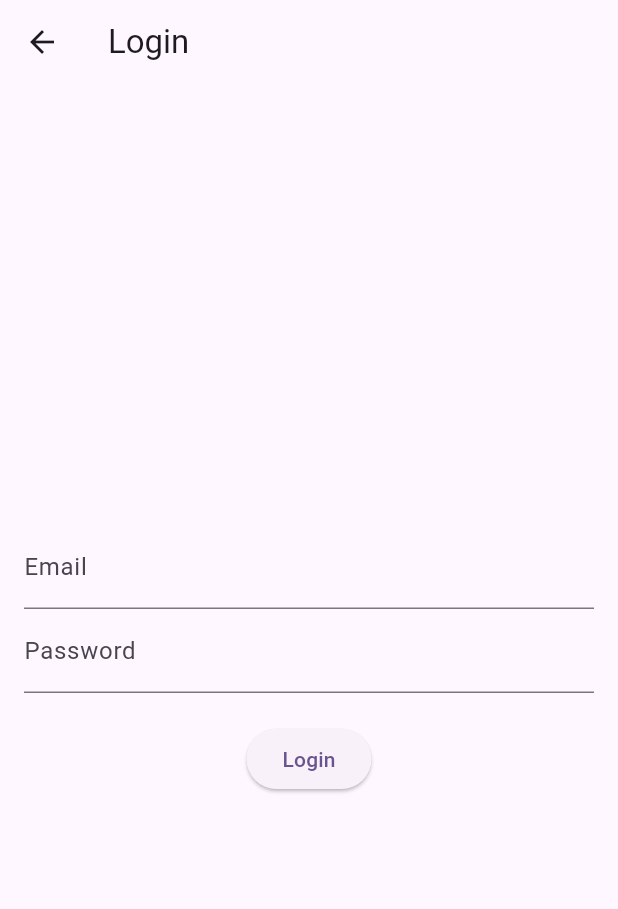
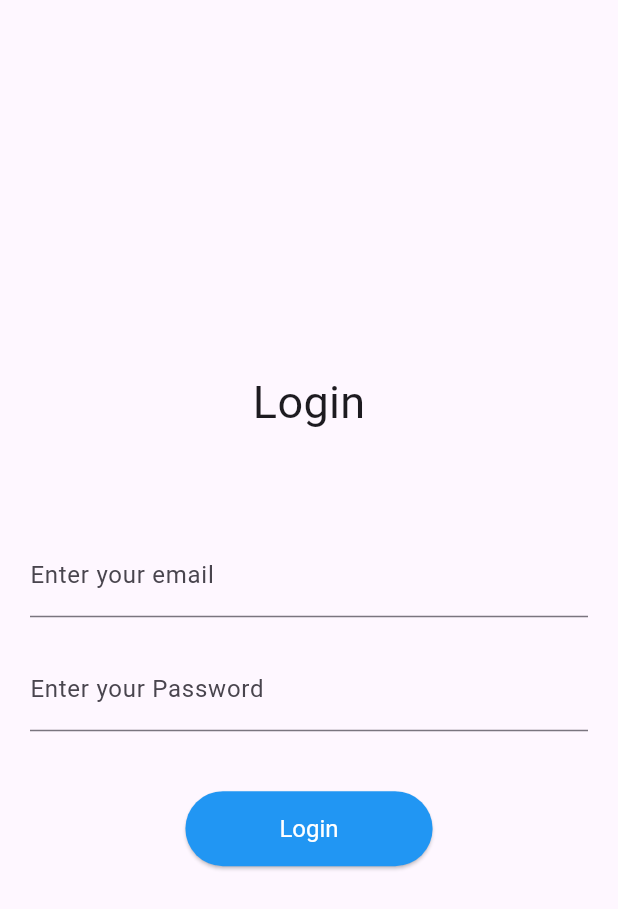
Before and after one commit to rimabouazra/DevelopmentProjectsManager, a Flutter app: the LoginPage screen opened directly, on a phone screen of 412 x 824 dp. Shown: the top 909 px of the screen. Run offline on Flutter 3.47's test engine with Material 3 defaults, Android fonts, the phone set to English and light mode, and no system bars; our stand-ins replace shared_preferences, table_calendar; missing offline and left inert: dart_date; accounts and stored records are empty; network calls fail.

```diff
--- a/frontend/lib/main.dart
+++ b/frontend/lib/main.dart
@@ -45,7 +45,7 @@ class MyApp extends StatelessWidget {
               task: ModalRoute.of(context)!.settings.arguments as Task,
             ),
       },
-      home: Provider.of<DeveloperModel>(context).user.token.isEmpty ? const SignupPage() : ListProjectsWidget(),
+      home: Provider.of<DeveloperModel>(context).user.token!.isEmpty ? const SignupPage() : ListProjectsWidget(),
     );
   }
 }
--- a/frontend/lib/model/User.dart
+++ b/frontend/lib/model/User.dart
@@ -13,17 +13,18 @@ class User  extends ChangeNotifier {
    String idUtilisateur;
    String nomUtilisateur;
    String email;
-   final String token;
-   String motDePasse;
+   String? token;
+   String? motDePasse;
    Role role;
-  User? currentUser;
+   User? currentUser;
+
 
   User({
     required this.idUtilisateur,
     required this.nomUtilisateur,
     required this.email,
-    required this.token,
-    required this.motDePasse,
+    this.token,
+    this.motDePasse,
     required this.role,
   });
 
@@ -37,7 +38,21 @@ class User  extends ChangeNotifier {
     };
   }
 
-  bool canCreateProject() {
+  factory User.fromJson(Map<String, dynamic> json) {
+    return User(
+      idUtilisateur: json['_id']?? '' ,
+      nomUtilisateur: json['name']?? '',
+      email: json['email'] ?? '',
+      motDePasse: json['password']?? '',
+      role: Role.values[json['role'] ?? 0],
+      token: json['token'],
+    );
+  }
+
+  String toJson() => json.encode(toMap());
+
+  //permissions
+    bool canCreateProject() {
     return role == Role.Manager;
   }
 
@@ -48,17 +63,4 @@ class User  extends ChangeNotifier {
   bool canModifyProject() {
     return role == Role.Manager || role == Role.Administrator;
   }
-
-  factory User.fromJson(Map<String, dynamic> json) {
-    return User(
-      idUtilisateur: json['_Id'],
-      nomUtilisateur: json['name'],
-      email: json['email'],
-      token: json['token'] ?? '',
-      motDePasse: json['password'],
-      role: Role.values[json['role']],
-    );
-  }
-
-  String toJson() => json.encode(toMap());
 }
--- a/frontend/lib/view/LoginPage.dart
+++ b/frontend/lib/view/LoginPage.dart
@@ -2,8 +2,6 @@ import 'dart:convert';
 import 'package:frontend/model/auth_helper.dart';
 import 'package:http/http.dart' as http;
 import 'package:flutter/material.dart';
-import 'package:frontend/model/User.dart';
-import 'package:shared_preferences/shared_preferences.dart';
 
 class LoginPage extends StatefulWidget {
   @override
@@ -26,71 +24,51 @@ class _LoginPageState extends State<LoginPage> {
     );
   }
 
-  // Simulated authentication function
-  /*User? authenticateUser(String email, String password) {
-    List<User> users = [
-      User(
-        idUtilisateur: '1',
-        nomUtilisateur: 'John Doe',
-        email: 'developer@example.com',
-        motDePasse: 'password123',
-        role: Role.Developer,
-      ),
-      User(
-        idUtilisateur: '2',
-        nomUtilisateur: 'Jane Smith',
-        email: 'manager@example.com',
-        motDePasse: 'password123',
-        role: Role.Manager,
-      ),
-      User(
-        idUtilisateur: '3',
-        nomUtilisateur: 'Admin User',
-        email: 'admin@example.com',
-        motDePasse: 'password123',
-        role: Role.Administrator,
-      ),
-    ];
 
-    for (var user in users) {
-      if (user.email == email && user.motDePasse == password) {
-        return user;
-      }
-    }
-    return null;
-  }*/
-
-  @override
+   @override
   Widget build(BuildContext context) {
     return Scaffold(
-      appBar: AppBar(title: Text('Login')),
-      body: Padding(
-        padding: const EdgeInsets.all(16.0),
-        child: Column(
-          mainAxisAlignment: MainAxisAlignment.center,
-          children: [
-            TextField(
+      body: Column(
+        mainAxisAlignment: MainAxisAlignment.center,
+        children: [
+          const Text(
+            "Login",
+            style: TextStyle(fontSize: 30),
+          ),
+          SizedBox(height: MediaQuery.of(context).size.height * 0.08),
+          Container(
+            margin: const EdgeInsets.symmetric(horizontal: 20),
+            child: TextField(
               controller: emailController,
-              decoration: InputDecoration(labelText: 'Email'),
-              keyboardType: TextInputType.emailAddress,
+              decoration: const InputDecoration(labelText: 'Enter your email'),
             ),
-            TextField(
+          ),
+          const SizedBox(height: 20),
+          Container(
+            margin: const EdgeInsets.symmetric(horizontal: 20),
+            child: TextField(
               controller: passwordController,
-              decoration: InputDecoration(labelText: 'Password'),
-              obscureText: true,
+              decoration: const InputDecoration(labelText: 'Enter your Password'),
             ),
-            SizedBox(height: 20),
-            ElevatedButton(onPressed: login, child: Text('Login')),
-            if (errorMessage.isNotEmpty)
-              Padding(
-                padding: const EdgeInsets.all(8.0),
-                child: Text(
-                  errorMessage,
-                  style: TextStyle(color: Colors.red),
-                ),
+          ),
+          const SizedBox(height: 40),
+          ElevatedButton(
+            onPressed: login,
+            style: ButtonStyle(
+              backgroundColor: WidgetStateProperty.all(Colors.blue),
+              textStyle: WidgetStateProperty.all(
+                const TextStyle(color: Colors.white),
               ),
-          ],
-        ),
+              minimumSize: WidgetStateProperty.all(
+                Size(MediaQuery.of(context).size.width / 2.5, 50),
+              ),
+            ),
+            child: const Text(
+              "Login",
+              style: TextStyle(color: Colors.white, fontSize: 16),
+            ),
+          ),
+        ],
       ),
     );
   }
```
Also changed, not shown: frontend/lib/model/auth_helper.dart (+26 -16 lines), frontend/lib/provider/DeveloperModel.dart (+7 -3 lines), frontend/lib/provider/ProjectModel.dart (+27 -10 lines), frontend/lib/view/ListTasksView.dart (+7 -3 lines), frontend/lib/view/createProjectView.dart (+9 -1 lines), frontend/lib/widget/ListProjectWidget.dart (+11 -6 lines), 2 other files.
